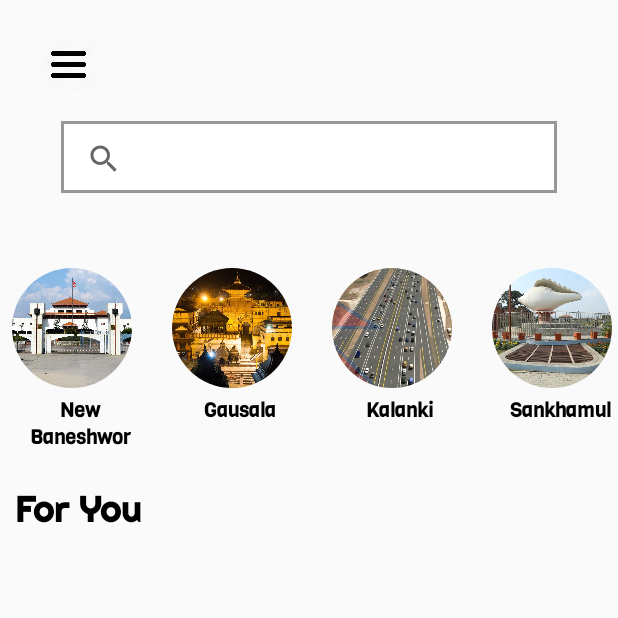
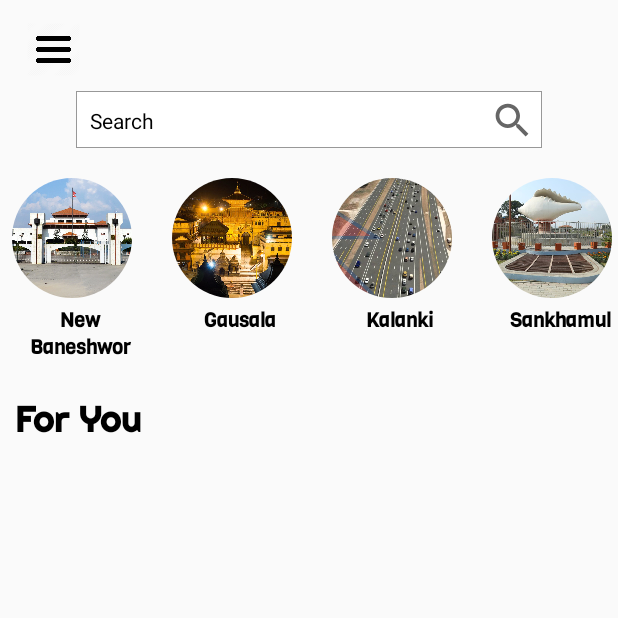
Before and after one commit to Utsav78/HostelNepal, an Android app: the HomeActivity screen opened directly, with no data from a screen before it, on a phone screen of 412 x 824 dp, the top half of it. Run offline under Robolectric (Android 15) with nearby library versions, the phone set to English and light mode, and no system bars; our stand-ins replace CircleImageView, Firebase (no records; nobody signed in at launch, a user with empty details on screens opened directly), Picasso.

Commit message:
Searching is completed...Finally

```diff
--- a/app/src/main/AndroidManifest.xml
+++ b/app/src/main/AndroidManifest.xml
@@ -13,7 +13,7 @@
         android:roundIcon="@mipmap/ic_launcher_round"
         android:supportsRtl="true"
         android:theme="@style/AppTheme">
-
+        <activity android:name=".Guest.SearchActivity"></activity>
         <activity android:name=".Guest.RecyclerLocationActivity" />
         <activity android:name=".Owner.PropertyDetails" />
         <activity android:name=".Guest.EditProfileOfGuest" />
--- a/app/src/main/java/com/example/hostelnepal/Common/WelcomeActivity.java
+++ b/app/src/main/java/com/example/hostelnepal/Common/WelcomeActivity.java
@@ -33,16 +33,12 @@ public class WelcomeActivity extends AppCompatActivity {
     FirebaseFirestore db;
     String userID;
 
-
-
     @Override
     protected void onCreate(Bundle savedInstanceState) {
         super.onCreate(savedInstanceState);
         setContentView(R.layout.activity_welcome_activity);
         firebaseAuth = FirebaseAuth.getInstance();
         db= FirebaseFirestore.getInstance();
-
-
 
     }
 
--- a/app/src/main/java/com/example/hostelnepal/Owner/LoginActivityHO.java
+++ b/app/src/main/java/com/example/hostelnepal/Owner/LoginActivityHO.java
@@ -44,8 +44,6 @@ public class LoginActivityHO extends AppCompatActivity {
         progressBar = findViewById(R.id.progressBarOwnerLogin);
 
         fAuthHO = FirebaseAuth.getInstance();
-
-
 
         hoLoginBtn.setOnClickListener(new View.OnClickListener() {
             @Override
--- /dev/null
+++ b/app/src/main/res/drawable/ic_search.xml
@@ -0,0 +1,10 @@
+<vector xmlns:android="http://schemas.android.com/apk/res/android"
+    android:width="24dp"
+    android:height="24dp"
+    android:viewportWidth="24"
+    android:viewportHeight="24"
+    android:tint="?attr/colorControlNormal">
+  <path
+      android:fillColor="@android:color/white"
+      android:pathData="M15.5,14h-0.79l-0.28,-0.27C15.41,12.59 16,11.11 16,9.5 16,5.91 13.09,3 9.5,3S3,5.91 3,9.5 5.91,16 9.5,16c1.61,0 3.09,-0.59 4.23,-1.57l0.27,0.28v0.79l5,4.99L20.49,19l-4.99,-5zM9.5,14C7.01,14 5,11.99 5,9.5S7.01,5 9.5,5 14,7.01 14,9.5 11.99,14 9.5,14z"/>
+</vector>
--- a/app/src/main/res/layout/activity_home.xml
+++ b/app/src/main/res/layout/activity_home.xml
@@ -36,7 +36,8 @@
             <RelativeLayout
                 android:layout_width="match_parent"
                 android:layout_height="wrap_content"
-                android:padding="20dp">
+                android:padding="10dp"
+                android:onClick="openSearchActivity">
 
                 <ImageView
                     android:id="@+id/hamburgerIcon"
@@ -46,18 +47,38 @@
                     android:layout_marginStart="8dp"
                     android:src="@drawable/hamburger"
                     tools:ignore="ContentDescription" />
-                <SearchView
-                    android:layout_centerHorizontal="true"
+
+                <RelativeLayout
                     android:layout_width="match_parent"
-                    android:layout_height="50dp"
-                    android:layout_marginTop="20dp"
-                    android:background="@drawable/shadow"
-                    android:layout_marginLeft="20dp"
-                    android:layout_marginRight="20dp"
-                    android:layout_marginBottom="20dp"
-                    android:padding="5dp"
-                    android:layout_below="@id/hamburgerIcon"
-                    android:queryHint="Search" />
+                    android:layout_height="40dp"
+                    android:layout_below="@+id/hamburgerIcon"
+                    android:layout_marginLeft="40dp"
+                    android:layout_marginRight="40dp"
+                    android:elevation="8dp"
+                    android:background="@drawable/edit_text_background"
+                    android:layout_marginTop="10dp">
+
+                    <TextView
+                        android:layout_width="wrap_content"
+                        android:layout_height="wrap_content"
+                        android:text="@string/search"
+                        android:layout_centerVertical="true"
+                        android:layout_alignParentStart="true"
+                        android:textColor="@color/colorBlack"
+                        android:layout_marginStart="10dp"/>
+
+                    <ImageView
+                        android:layout_width="30dp"
+                        android:layout_height="30dp"
+                        android:src="@drawable/ic_search"
+                        android:layout_alignParentEnd="true"
+                        android:layout_centerVertical="true"
+                        android:layout_marginEnd="5dp"/>
+
+
+                </RelativeLayout>
+
+
             </RelativeLayout>
 
 
--- a/app/src/main/res/layout/toolbar.xml
+++ b/app/src/main/res/layout/toolbar.xml
@@ -1,7 +1,7 @@
 <?xml version="1.0" encoding="utf-8"?>
 <Toolbar xmlns:android="http://schemas.android.com/apk/res/android"
     android:layout_width="match_parent"
-    android:background="@color/colorPrimary"
+    android:background="@color/colorWhite"
     android:elevation="5dp"
     android:theme="@style/ThemeOverlay.AppCompat.Dark.ActionBar"
     android:layout_height="?attr/actionBarSize">
--- a/app/src/main/res/values/colors.xml
+++ b/app/src/main/res/values/colors.xml
@@ -6,6 +6,7 @@
     <color name="appColor">#022437</color>
     <color name="colorWhite">#FFFFFF</color>
     <color name="colorBlack">#000000</color>
+    <color name="colorLight">#E9EAEC</color>
 
 
 
--- a/app/src/main/res/values/strings.xml
+++ b/app/src/main/res/values/strings.xml
@@ -89,6 +89,7 @@
     <string name="help">Help</string>
     <string name="about_us">About Us</string>
     <string name="for_you">For You</string>
+    <string name="search">Search</string>
 
 
 </resources>
```
Also changed, not shown: app/build.gradle (+7 -5 lines), app/src/main/java/com/example/hostelnepal/Adapter/SearchAdapter.java (added, +47 -0 lines), app/src/main/java/com/example/hostelnepal/Guest/HomeActivity.java (+4 -3 lines), app/src/main/java/com/example/hostelnepal/Guest/SearchActivity.java (added, +82 -0 lines), app/src/main/java/com/example/hostelnepal/Owner/DashboardHO.java (+0 -17 lines), app/src/main/java/com/example/hostelnepal/Owner/PropertyDetails.java (+0 -9 lines), app/src/main/res/layout/activity_search.xml (added, +28 -0 lines), app/src/main/res/layout/list_all_hostel.xml (added, +38 -0 lines).
